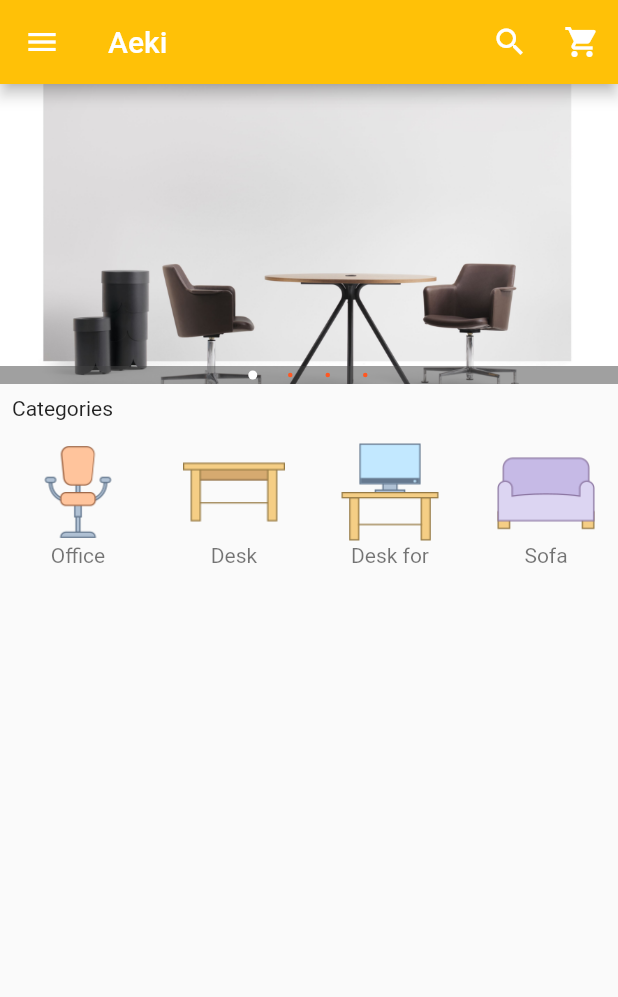
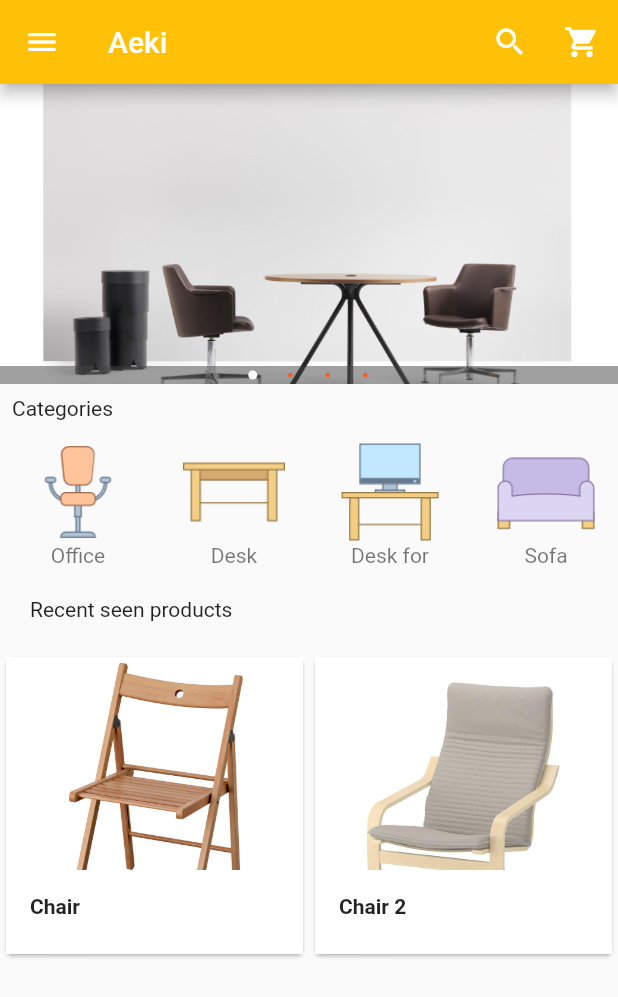
Before and after one commit to ompiko/ecom-flutter, a Flutter app: the screen it shows after launch, on a phone screen of 412 x 824 dp. Shown: the top 997 px of the screen. Run offline on Flutter 3.47's test engine with Material 2 defaults, Android fonts, the phone set to English and light mode, and no system bars; drawn by our look-alikes of carousel_pro.

Commit message:
update gridview recent seen

```diff
--- /dev/null
+++ b/lib/components/products.dart
@@ -0,0 +1,74 @@
+import 'package:flutter/material.dart';
+
+class Products extends StatefulWidget {
+  @override
+  _ProductsState createState() => _ProductsState();
+}
+
+class _ProductsState extends State<Products> {
+  var product_list = [
+    {
+      "name": "Chair",
+      "picture": "images/products/ch11.jpg",
+      "old_price": 100,
+      "new_price": 88,
+    },
+    {
+      "name": "Chair 2",
+      "picture": "images/products/ch12.jpg",
+      "old_price": 108,
+      "new_price": 90,
+    },
+  ];
+  @override
+  Widget build(BuildContext context) {
+    return GridView.builder(
+        itemCount: product_list.length,
+        gridDelegate:
+            new SliverGridDelegateWithFixedCrossAxisCount(crossAxisCount: 2),
+        itemBuilder: (BuildContext context, int index) {
+          return Single_product(
+            product_name: product_list[index]['name'],
+            product_picture: product_list[index]['picture'],
+            product_old_price: product_list[index]['old_price'],
+            product_new_price: product_list[index]['new_price'],
+          );
+        });
+  }
+}
+
+class Single_product extends StatelessWidget {
+  final product_name;
+  final product_picture;
+  final product_old_price;
+  final product_new_price;
+
+  Single_product(
+      {this.product_name,
+      this.product_picture,
+      this.product_old_price,
+      this.product_new_price});
+  @override
+  Widget build(BuildContext context) {
+    return Card(
+      child: Hero(
+          tag: product_name,
+          child: Material(
+            child: InkWell(
+              onTap: () {},
+              child: GridTile(
+                  footer: Container(
+                    color: Colors.white,
+                    child: ListTile(
+                      leading: Text(
+                        product_name,
+                        style: TextStyle(fontWeight: FontWeight.bold),
+                      ),
+                    ),
+                  ),
+                  child: Image.asset(product_picture, fit: BoxFit.cover,)),
+            ),
+          )),
+    );
+  }
+}
--- a/lib/main.dart
+++ b/lib/main.dart
@@ -3,7 +3,7 @@ import 'package:carousel_pro/carousel_pro.dart';
 
 //local import
 import 'package:flutter_ecom/components/horizontal_listView.dart';
-
+import 'package:flutter_ecom/components/products.dart';
 void main(){
   runApp(
     new MaterialApp(
@@ -126,6 +126,16 @@ class _HomePageState extends State<HomePage> {
 
           //Horizontal listView begins are here
           HorizontalListView(),
+
+          //padding widget
+          new Padding(padding: const EdgeInsets.all(20.0),
+            child: new Text('Recent seen products'),),
+
+          //grid view
+          Container(
+            height: 320.0,
+            child: Products(),
+          )
         ],
       ),
     );
--- a/pubspec.yaml
+++ b/pubspec.yaml
@@ -56,6 +56,10 @@ flutter:
     - images/categories/deskPC.png
     - images/categories/livingRoom.png
     - images/categories/pixarLamp.png
+    - images/products/ch11.jpg
+    - images/products/ch12.jpg
+    - images/products/ch13.jpg
+    - images/products/ch14.jpg
   # An image asset can refer to one or more resolution-specific "variants", see
   # https://flutter.dev/assets-and-images/#resolution-aware.
 
```
Also changed, not shown: images/products/ch11.jpg (added), images/products/ch12.jpg (added), images/products/ch13.jpg (added), images/products/ch14.jpg (added).
